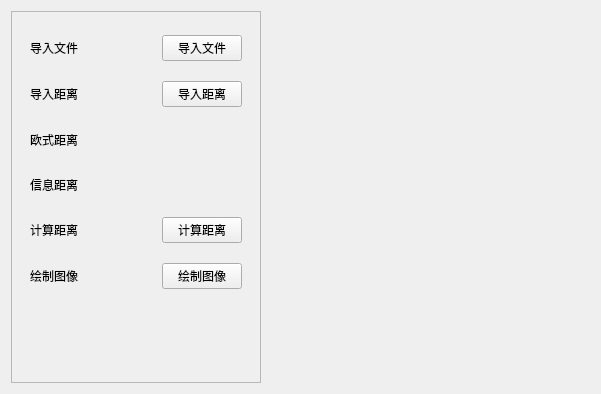
Qt form ui/distance_page.ui (lazygurus/correlation-system) before a commit.
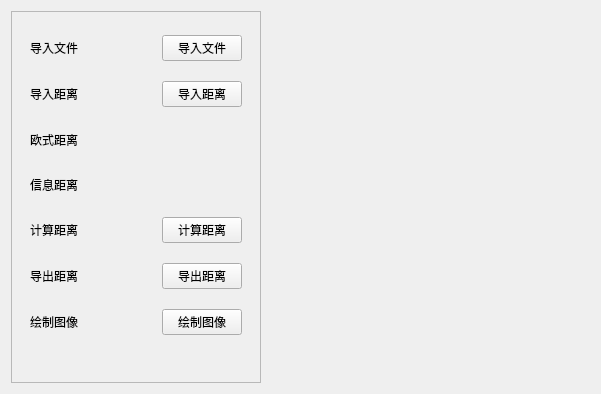
The same form after that commit. Custom widgets are drawn as their Qt base class.

Commit message: 添加导出数据的功能

```diff
--- a/ui/distance_page.ui
+++ b/ui/distance_page.ui
@@ -337,12 +337,67 @@
                </size>
               </property>
               <property name="text">
-               <string>绘制图像</string>
+               <string>导出距离</string>
               </property>
              </widget>
             </item>
             <item>
              <spacer name="horizontalSpacer_6">
+              <property name="orientation">
+               <enum>Qt::Orientation::Horizontal</enum>
+              </property>
+              <property name="sizeHint" stdset="0">
+               <size>
+                <width>40</width>
+                <height>20</height>
+               </size>
+              </property>
+             </spacer>
+            </item>
+            <item>
+             <widget class="PushButton" name="downloadDistButton">
+              <property name="sizePolicy">
+               <sizepolicy hsizetype="Preferred" vsizetype="Preferred">
+                <horstretch>0</horstretch>
+                <verstretch>0</verstretch>
+               </sizepolicy>
+              </property>
+              <property name="text">
+               <string>导出距离</string>
+              </property>
+             </widget>
+            </item>
+           </layout>
+          </item>
+          <item>
+           <layout class="QHBoxLayout" name="horizontalLayout_7">
+            <property name="topMargin">
+             <number>5</number>
+            </property>
+            <property name="bottomMargin">
+             <number>5</number>
+            </property>
+            <item>
+             <widget class="BodyLabel" name="label_7">
+              <property name="sizePolicy">
+               <sizepolicy hsizetype="Preferred" vsizetype="Preferred">
+                <horstretch>0</horstretch>
+                <verstretch>0</verstretch>
+               </sizepolicy>
+              </property>
+              <property name="minimumSize">
+               <size>
+                <width>0</width>
+                <height>25</height>
+               </size>
+              </property>
+              <property name="text">
+               <string>绘制图像</string>
+              </property>
+             </widget>
+            </item>
+            <item>
+             <spacer name="horizontalSpacer_7">
               <property name="orientation">
                <enum>Qt::Orientation::Horizontal</enum>
               </property>
```
Left out of the diff: 4 changed lines with no effect on the pictures. The commit also changes 4 other files.
